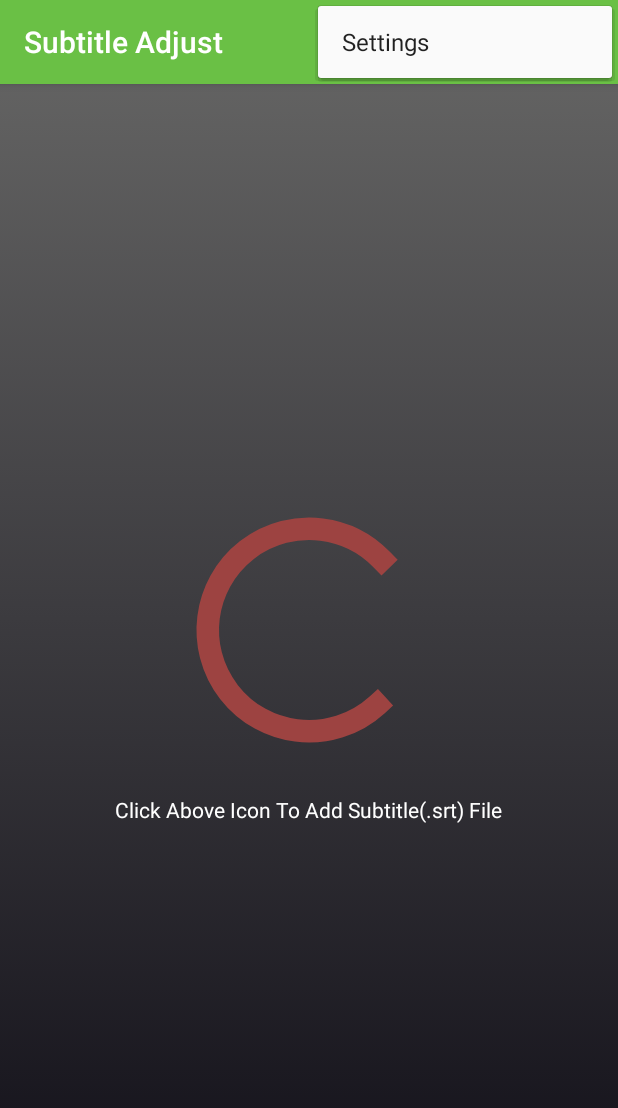
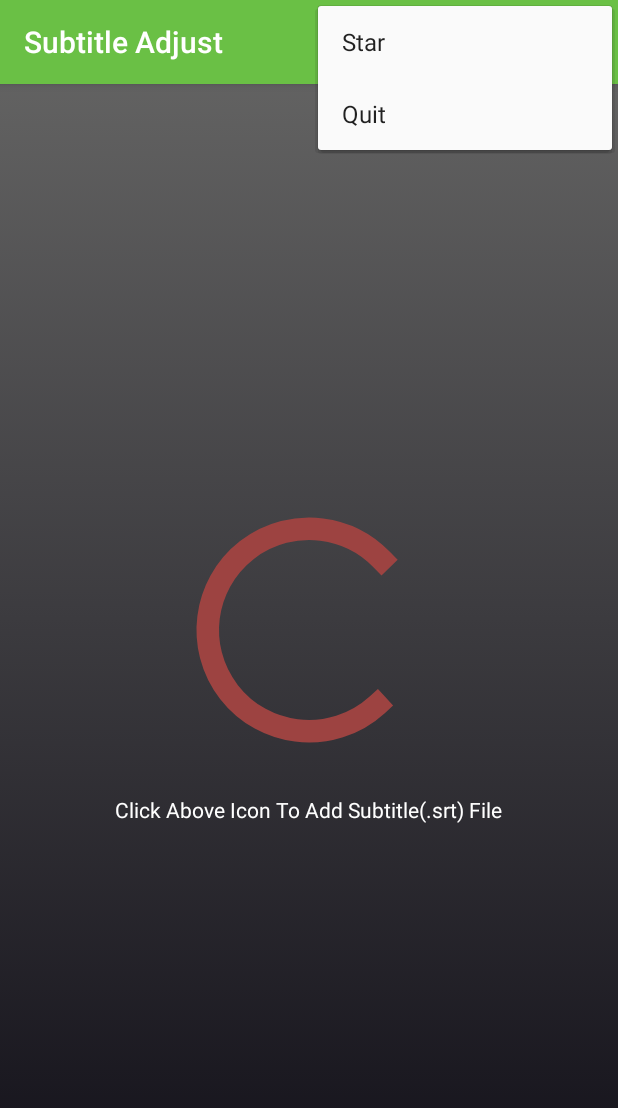
Before and after one commit to whizsid/SubtitleAdjust, an Android app: the screen it shows after launch (MainActivity), with the options menu open, on a phone screen of 412 x 824 dp. Shown: the top 1108 px of the screen. Run offline under Robolectric (Android 15) with nearby library versions, the phone set to English and light mode, and no system bars; libraries missing offline, so code that uses them is left out: info.abdolahi; plain views replace CircularMusicProgressBar; 3 statements that could not run were skipped.

Commit message:
finished functional requirements

```diff
--- a/app/build.gradle
+++ b/app/build.gradle
@@ -38,7 +38,7 @@ dependencies {
     testImplementation 'junit:junit:4.12'
     androidTestImplementation 'androidx.test.ext:junit:1.1.0'
     androidTestImplementation 'androidx.test.espresso:espresso-core:3.1.1'
-    implementation 'com.github.aliab:circular-music-progressbar:v1.3.0'
+    implementation 'com.github.whizsid:circular-music-progressbar:v1.4.1'
     implementation 'com.gu:option:1.3'
     implementation 'net.rdrei.android.dirchooser:library:3.2@aar'
 }
--- /dev/null
+++ b/app/src/main/res/drawable/ic_star_black_24dp.xml
@@ -0,0 +1,5 @@
+<vector android:alpha="0.69" android:height="24dp"
+    android:tint="#586069" android:viewportHeight="24.0"
+    android:viewportWidth="24.0" android:width="24dp" xmlns:android="http://schemas.android.com/apk/res/android">
+    <path android:fillColor="#FF000000" android:pathData="M12,17.27L18.18,21l-1.64,-7.03L22,9.24l-7.19,-0.61L12,2 9.19,8.63 2,9.24l5.46,4.73L5.82,21z"/>
+</vector>
--- a/app/src/main/res/layout/content_main.xml
+++ b/app/src/main/res/layout/content_main.xml
@@ -33,11 +33,12 @@
                 app:progress_color="@color/colorAccent"
                 app:progress_startAngle="-90"
                 app:draw_anticlockwise="false"
-                android:clickable="true"
-                android:focusable="true"
+                app:enable_touch="true"
+                app:indeterminate_angle="60"
             />
 
             <TextView
+                android:id="@+id/fileChooserHelper"
                 android:layout_width="wrap_content"
                 android:layout_height="wrap_content"
                 android:layout_gravity="center"
--- a/app/src/main/res/menu/menu_main.xml
+++ b/app/src/main/res/menu/menu_main.xml
@@ -3,8 +3,14 @@
     xmlns:tools="http://schemas.android.com/tools"
     tools:context="com.whizsid.subtitleadjust.MainActivity">
     <item
-        android:id="@+id/action_settings"
+        android:id="@+id/action_star"
         android:orderInCategory="100"
-        android:title="@string/action_settings"
+        android:title="@string/star"
         app:showAsAction="never" />
+    <item
+        android:id="@+id/action_quit"
+        android:orderInCategory="100"
+        android:title="@string/quit"
+        app:showAsAction="never" />
+
 </menu>
--- /dev/null
+++ b/app/src/main/res/values-v21/styles.xml
@@ -0,0 +1,12 @@
+<?xml version="1.0" encoding="utf-8"?>
+<resources>
+
+    <!-- Base application theme. -->
+    <style name="AppTheme" parent="Theme.AppCompat.Light.DarkActionBar">
+        <!-- Customize your theme here. -->
+        <item name="colorPrimary">@color/colorPrimary</item>
+        <item name="colorPrimaryDark">@color/colorPrimaryDark</item>
+        <item name="colorAccent">@color/colorAccent</item>
+        <item name="android:statusBarColor">@color/colorPrimary</item>
+    </style>
+</resources>
--- a/app/src/main/res/values/strings.xml
+++ b/app/src/main/res/values/strings.xml
@@ -3,8 +3,14 @@
     <string name="action_settings">Settings</string>
     <!-- Input Labels -->
     <string name="file">Click Above Icon To Add Subtitle(.srt) File</string>
+    <string name="readingFile">Please wait reading your file.</string>
+    <string name="writingFile">Please wait writing to your file.</string>
+    <string name="successAdjust">Successfully saved your adjusted file!</string>
     <string name="subtitle">Subtitle</string>
     <string name="actualTime">Actual Start Time</string>
     <string name="time">Time</string>
     <string name="enterFileName">Enter the file name to save on:</string>
+    <string name="star">Star</string>
+    <string name="quit">Quit</string>
+    <string name="requiredPermissions">This app required read,write permissions for your external storage. Otherwise this app won\'t work.</string>
 </resources>
```
Also changed, not shown: app/src/main/java/com/whizsid/subtitleadjust/MainActivity.kt (+19 -3 lines), app/src/main/java/com/whizsid/subtitleadjust/SubtitleAdjustActivity.kt (+6 -5 lines), app/src/main/java/com/whizsid/subtitleadjust/threads/SubtitleReadThread.kt (+6 -3 lines).
